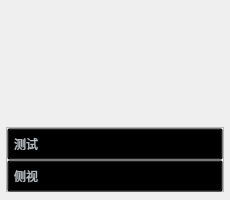
Before: the Qt Designer form VideoPlayer/mainwidget/subunititems/SubModules.ui in huizhang556/pc-video-player, drawn with Qt 5.
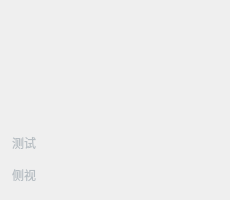
After: the same form once the commit is applied. Custom widgets are drawn as their Qt base class.

```diff
--- a/VideoPlayer/mainwidget/subunititems/SubModules.ui
+++ b/VideoPlayer/mainwidget/subunititems/SubModules.ui
@@ -79,6 +79,12 @@
          <height>65</height>
         </size>
        </property>
+       <property name="styleSheet">
+        <string notr="true">#frame_info
+{
+border: none;
+}</string>
+       </property>
        <property name="frameShape">
         <enum>QFrame::StyledPanel</enum>
        </property>
@@ -121,6 +127,7 @@
 font: 400 15px &quot;微软雅黑&quot;;
 text-align: left;
 padding-left: 6px;
+border: none;
 background-color: transparent;
 }
 
@@ -149,6 +156,7 @@
 font: 400 13px &quot;微软雅黑&quot;;
 text-align: left;
 padding-left: 6px;
+border: none;
 background-color: transparent;
 }
 
```
